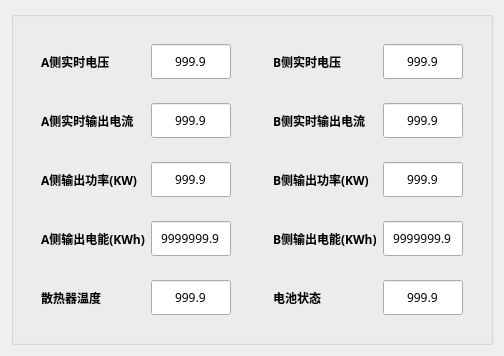
The window that tform4.ui (Curtain-Wang/BatteryControl) describes before a commit, drawn with Qt 5.
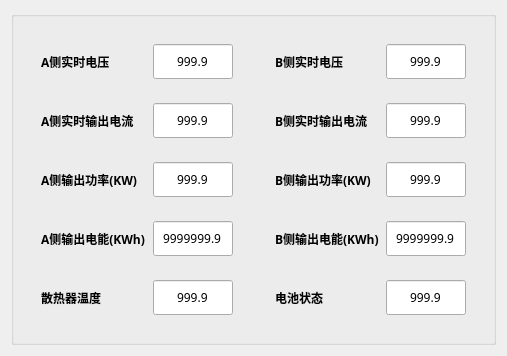
The same window after the commit.

What changed in the file:
```diff
--- a/tform4.ui
+++ b/tform4.ui
@@ -6,8 +6,8 @@
    <rect>
     <x>0</x>
     <y>0</y>
-    <width>491</width>
-    <height>316</height>
+    <width>507</width>
+    <height>352</height>
    </rect>
   </property>
   <property name="windowTitle">
```
Left out of the diff: 2 changed lines with no effect on the pictures.
